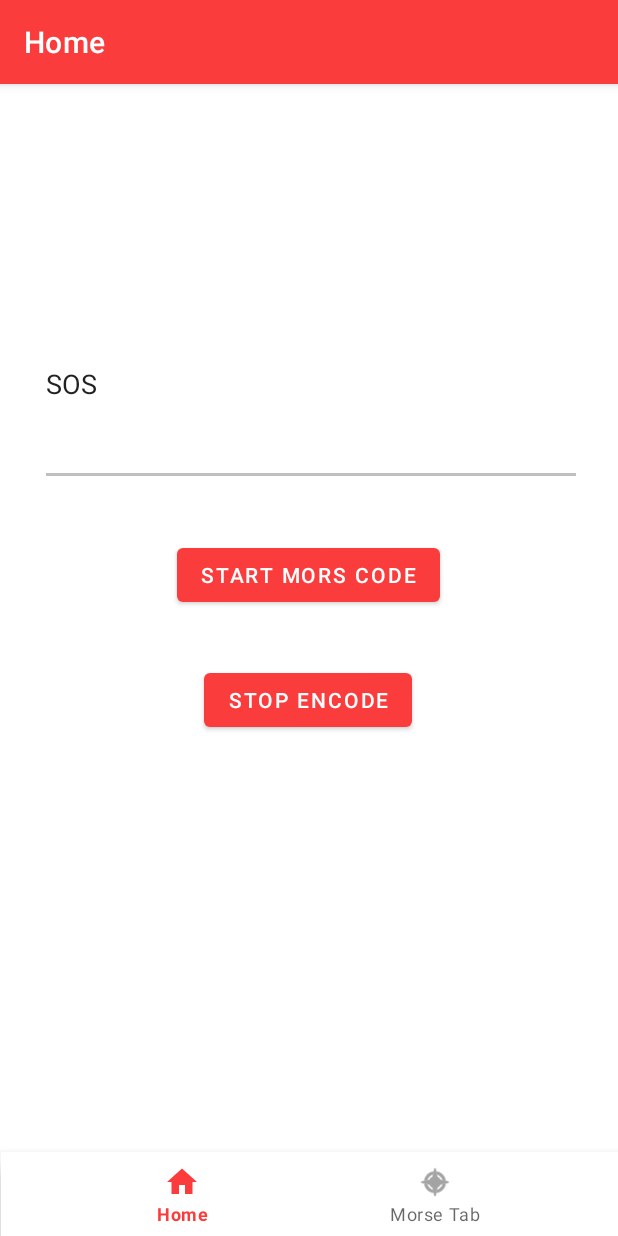
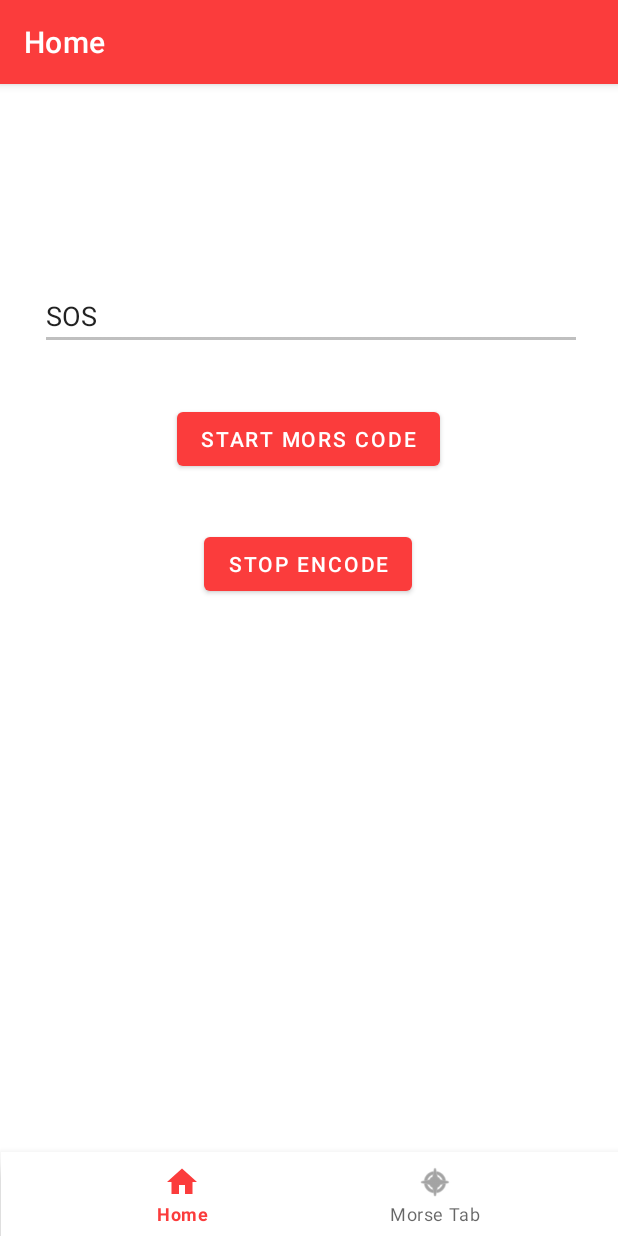
Before and after one commit to vcioffi/MorseCodeLight, an Android app: the screen it shows after launch (MainActivity), on a phone screen of 412 x 824 dp. Run offline under Robolectric (Android 15) with nearby library versions, the phone set to English and light mode, and no system bars; our stand-ins replace navigation-ui; 1 statement that could not run was skipped.

Commit message:
Layout Adjustment

```diff
--- a/app/src/main/AndroidManifest.xml
+++ b/app/src/main/AndroidManifest.xml
@@ -16,6 +16,7 @@
         <activity
             android:name="com.cioffi.morsecodelight.MainActivity"
             android:exported="true"
+            android:windowSoftInputMode="adjustPan"
             android:label="@string/app_name"
             android:screenOrientation="portrait">
             <intent-filter>
--- a/app/src/main/res/layout/fragment_home.xml
+++ b/app/src/main/res/layout/fragment_home.xml
@@ -32,7 +32,7 @@
     <EditText
         android:id="@+id/editTectToEncode"
         android:layout_width="361dp"
-        android:layout_height="136dp"
+        android:layout_height="wrap_content"
         android:layout_marginStart="26dp"
         android:layout_marginTop="100dp"
         android:layout_marginEnd="24dp"
```
Also changed, not shown: 2 other files.
